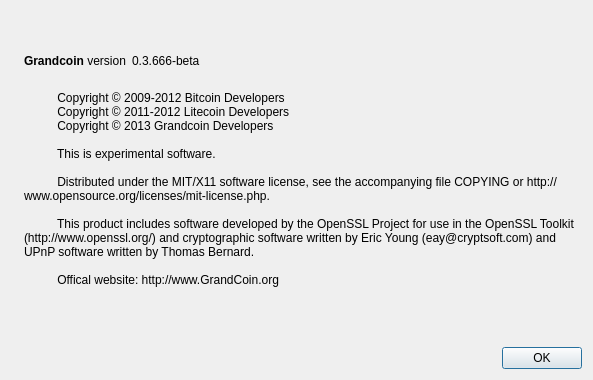
Before: the Qt Designer form src/qt/forms/aboutdialog.ui in GrandcoinGDC/Grandcoin, drawn with Qt 5.
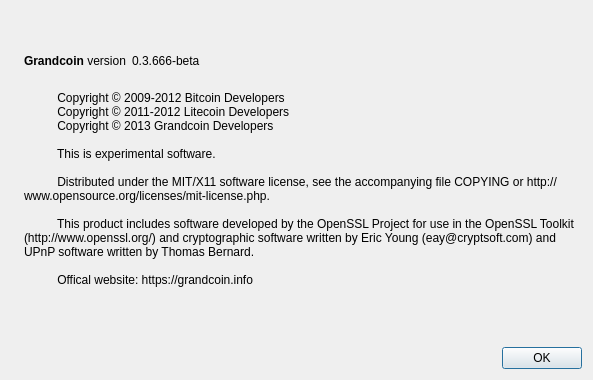
After: the same form once the commit is applied. Icons and pictures are not drawn.

```diff
--- a/src/qt/forms/aboutdialog.ui
+++ b/src/qt/forms/aboutdialog.ui
@@ -105,7 +105,7 @@
 
           This product includes software developed by the OpenSSL Project for use in the OpenSSL Toolkit (http://www.openssl.org/) and cryptographic software written by Eric Young (eay@cryptsoft.com) and UPnP software written by Thomas Bernard.
 
-          Offical website: http://www.GrandCoin.org
+          Offical website: https://grandcoin.info
         </string>
        </property>
        <property name="wordWrap">
```
